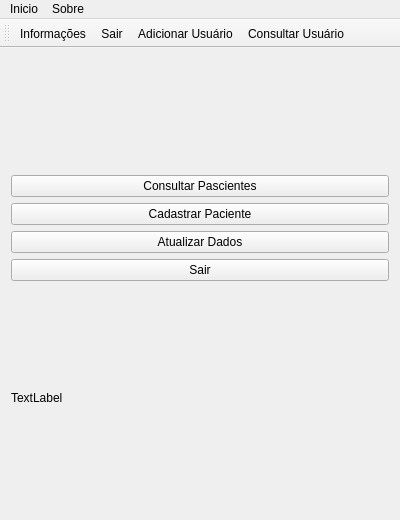
LordMendes/SAHD, file hemocontrol.ui: the form before one commit.
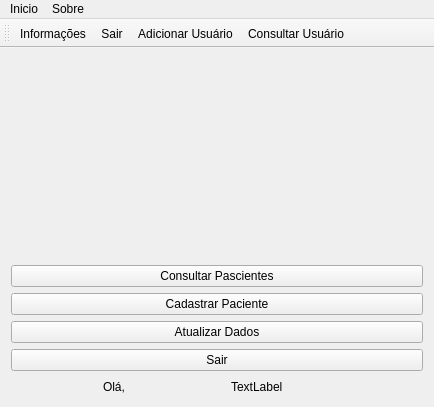
The form after the commit. Icons and pictures are not drawn.

Diff of the .ui file:
```diff
--- a/hemocontrol.ui
+++ b/hemocontrol.ui
@@ -6,8 +6,8 @@
    <rect>
     <x>0</x>
     <y>0</y>
-    <width>400</width>
-    <height>520</height>
+    <width>434</width>
+    <height>407</height>
    </rect>
   </property>
   <property name="windowTitle">
@@ -16,9 +16,17 @@
   <widget class="QWidget" name="centralWidget">
    <layout class="QVBoxLayout" name="verticalLayout_2">
     <item>
+     <layout class="QVBoxLayout" name="verticalLayout_3">
+      <item>
      <layout class="QVBoxLayout" name="verticalLayout">
       <item>
        <widget class="QLabel" name="label_logoMenu">
+          <property name="minimumSize">
+           <size>
+            <width>150</width>
+            <height>200</height>
+           </size>
+          </property>
         <property name="layoutDirection">
          <enum>Qt::RightToLeft</enum>
         </property>
@@ -61,23 +69,54 @@
         </property>
        </widget>
       </item>
-     </layout>
+        <item>
+         <layout class="QHBoxLayout" name="horizontalLayout_2">
+          <item>
+           <widget class="QLabel" name="label_2">
+            <property name="minimumSize">
+             <size>
+              <width>0</width>
+              <height>0</height>
+             </size>
+            </property>
+            <property name="maximumSize">
+             <size>
+              <width>30</width>
+              <height>50</height>
+             </size>
+            </property>
+            <property name="text">
+             <string>Olá,</string>
+            </property>
+           </widget>
     </item>
     <item>
      <widget class="QLabel" name="label">
+            <property name="maximumSize">
+             <size>
+              <width>100</width>
+              <height>50</height>
+             </size>
+            </property>
       <property name="text">
        <string>TextLabel</string>
       </property>
      </widget>
     </item>
    </layout>
+        </item>
+       </layout>
+      </item>
+     </layout>
+    </item>
+   </layout>
   </widget>
   <widget class="QMenuBar" name="menuBar">
    <property name="geometry">
     <rect>
      <x>0</x>
      <y>0</y>
-     <width>400</width>
+     <width>434</width>
      <height>26</height>
     </rect>
    </property>
```
Lines whose indentation alone changed are shown as unchanged.
